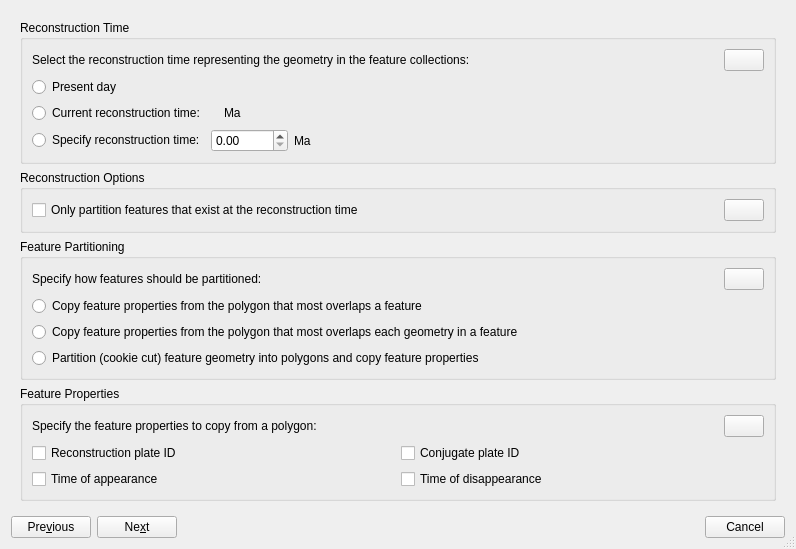
The window that src/qt-widgets/AssignReconstructionPlateIdsDialogUi.ui (GPlates/GPlates) describes before a commit, drawn with Qt 5.
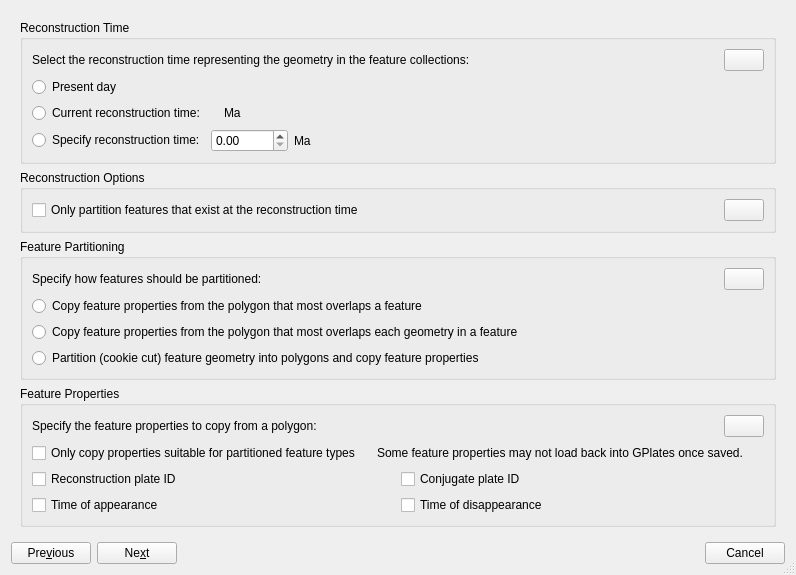
The same window after the commit. The open tabs and pages were chosen to show the change. Icons and pictures are not drawn.

Commit message: (trunk) In assign plate IDs dialog, added option to only copy/assign requested feature properties that are allowed (by GPGIM) for the partitioned feature type.

Patch:
```diff
--- a/src/qt-widgets/AssignReconstructionPlateIdsDialogUi.ui
+++ b/src/qt-widgets/AssignReconstructionPlateIdsDialogUi.ui
@@ -7,7 +7,7 @@
     <x>0</x>
     <y>0</y>
     <width>796</width>
-    <height>549</height>
+    <height>553</height>
    </rect>
   </property>
   <property name="windowTitle">
@@ -619,6 +619,59 @@
             </item>
            </layout>
           </item>
+          <item>
+           <layout class="QHBoxLayout" name="horizontalLayout_9">
+            <item>
+             <widget class="QCheckBox" name="only_copy_suitable_properties_check_box">
+              <property name="text">
+               <string>Only copy properties suitable for partitioned feature types</string>
+              </property>
+             </widget>
+            </item>
+            <item>
+             <widget class="QWidget" name="gpgim_warning_widget" native="true">
+              <layout class="QHBoxLayout" name="horizontalLayout_10">
+               <property name="spacing">
+                <number>3</number>
+               </property>
+               <property name="margin">
+                <number>0</number>
+               </property>
+               <item>
+                <widget class="QLabel" name="gpgim_warning_icon">
+                 <property name="text">
+                  <string/>
+                 </property>
+                 <property name="pixmap">
+                  <pixmap resource="../qt-resources/qt_widgets.qrc">:/gnome_dialog_warning_16.png</pixmap>
+                 </property>
+                </widget>
+               </item>
+               <item>
+                <widget class="QLabel" name="gpgim_warning_check_box">
+                 <property name="text">
+                  <string>Some feature properties may not load back into GPlates once saved.</string>
+                 </property>
+                </widget>
+               </item>
+              </layout>
+             </widget>
+            </item>
+            <item>
+             <spacer name="horizontalSpacer_3">
+              <property name="orientation">
+               <enum>Qt::Horizontal</enum>
+              </property>
+              <property name="sizeHint" stdset="0">
+               <size>
+                <width>40</width>
+                <height>20</height>
+               </size>
+              </property>
+             </spacer>
+            </item>
+           </layout>
+          </item>
           <item>
            <layout class="QHBoxLayout" name="horizontalLayout_7">
             <item>
```
The commit also changes 14 other files.
